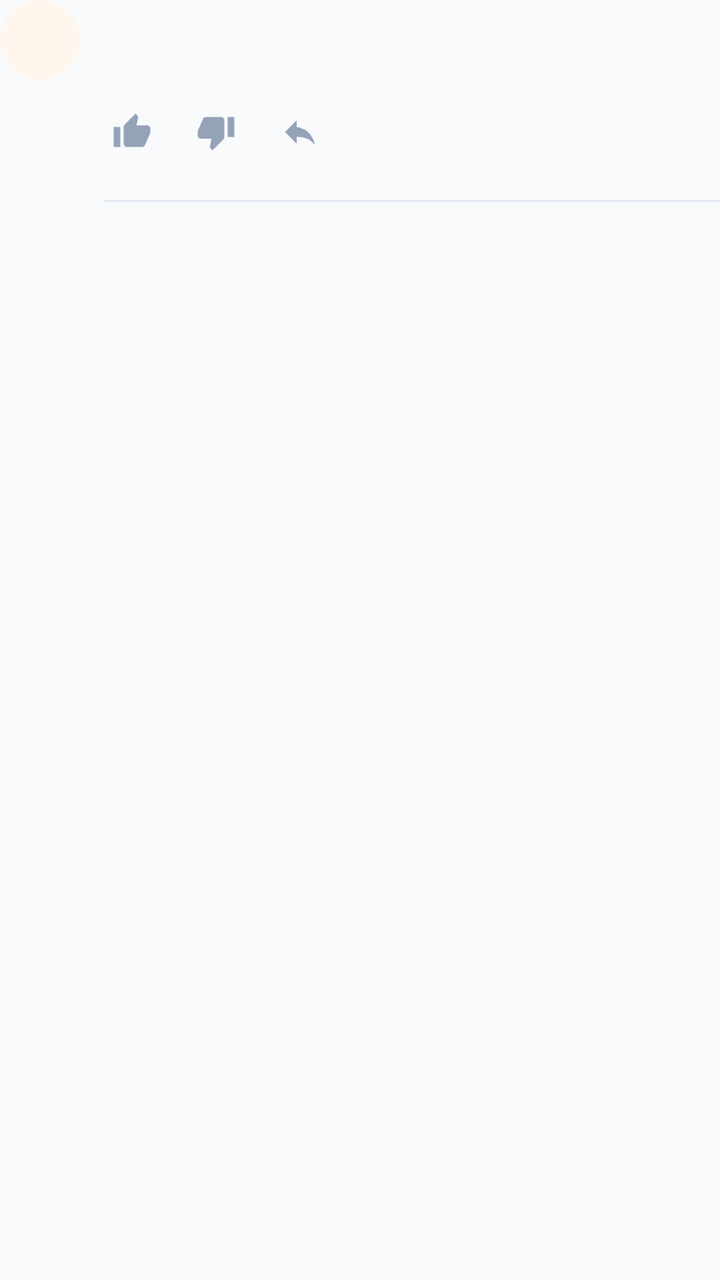
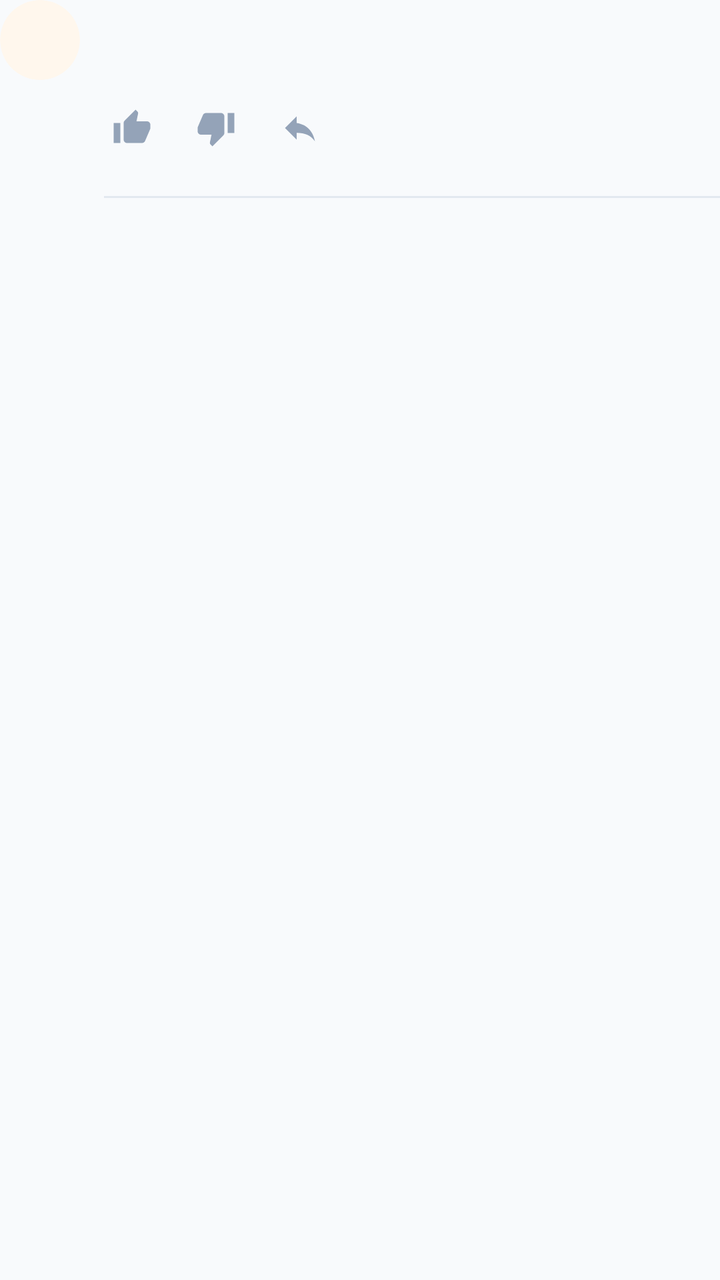

Compare the two renders of this Android layout. The source of the first and the diff that turns it into the second are given below.
<!-- AndroidManifest.xml: application theme Theme.TungTung -->
<!-- res/layout/item_comment.xml -->
<?xml version="1.0" encoding="utf-8"?>
<LinearLayout xmlns:android="http://schemas.android.com/apk/res/android"
    xmlns:app="http://schemas.android.com/apk/res-auto"
    android:layout_width="match_parent"
    android:layout_height="wrap_content"
    android:layout_marginBottom="14dp"
    android:orientation="horizontal">

    <com.google.android.material.card.MaterialCardView
        android:layout_width="@dimen/avatar_medium"
        android:layout_height="@dimen/avatar_medium"
        app:cardCornerRadius="20dp"
        app:cardElevation="0dp"
        app:strokeWidth="0dp"
        app:cardBackgroundColor="?attr/ttColorPrimaryTint">

        <TextView
            android:id="@+id/textAvatar"
            android:layout_width="match_parent"
            android:layout_height="match_parent"
            android:gravity="center"
            android:textColor="?attr/ttColorPrimary"
            android:textStyle="bold" />
    </com.google.android.material.card.MaterialCardView>

    <LinearLayout
        android:layout_width="0dp"
        android:layout_height="wrap_content"
        android:layout_marginStart="12dp"
        android:layout_weight="1"
        android:orientation="vertical">

        <LinearLayout
            android:layout_width="match_parent"
            android:layout_height="wrap_content"
            android:orientation="horizontal">

            <TextView
                android:id="@+id/textAuthor"
                android:layout_width="wrap_content"
                android:layout_height="wrap_content"
                android:textColor="?attr/ttColorTextPrimary"
                android:textStyle="bold" />

            <TextView
                android:id="@+id/textTime"
                android:layout_width="wrap_content"
                android:layout_height="wrap_content"
                android:layout_marginStart="8dp"
                android:textAppearance="@style/TextAppearance.TungTung.LabelSmall"
                android:textColor="?attr/ttColorTextMuted" />
        </LinearLayout>

        <TextView
            android:id="@+id/textContent"
            android:layout_width="match_parent"
            android:layout_height="wrap_content"
            android:layout_marginTop="6dp"
            android:textColor="?attr/ttColorTextSecondary" />

        <LinearLayout
            android:layout_width="match_parent"
            android:layout_height="wrap_content"
            android:layout_marginTop="8dp"
            android:gravity="center_vertical"
            android:orientation="horizontal">

            <ImageButton
                android:id="@+id/buttonLike"
                android:layout_width="28dp"
                android:layout_height="28dp"
                android:background="?attr/selectableItemBackgroundBorderless"
                android:src="@drawable/ic_thumb_up"
                android:tint="?attr/ttColorTextMuted"
                android:scaleType="centerInside"
                android:padding="4dp" />

            <TextView
                android:id="@+id/textLikeCount"
                android:layout_width="wrap_content"
                android:layout_height="wrap_content"
                android:layout_marginStart="2dp"
                android:textAppearance="@style/TextAppearance.TungTung.LabelSmall"
                android:textColor="?attr/ttColorTextMuted" />

            <ImageButton
                android:id="@+id/buttonDislike"
                android:layout_width="28dp"
                android:layout_height="28dp"
                android:layout_marginStart="12dp"
                android:background="?attr/selectableItemBackgroundBorderless"
                android:src="@drawable/ic_thumb_down"
                android:tint="?attr/ttColorTextMuted"
                android:scaleType="centerInside"
                android:padding="4dp" />

            <TextView
                android:id="@+id/textDislikeCount"
                android:layout_width="wrap_content"
                android:layout_height="wrap_content"
                android:layout_marginStart="2dp"
                android:textAppearance="@style/TextAppearance.TungTung.LabelSmall"
                android:textColor="?attr/ttColorTextMuted" />

            <ImageButton
                android:id="@+id/buttonReply"
                android:layout_width="28dp"
                android:layout_height="28dp"
                android:layout_marginStart="12dp"
                android:background="?attr/selectableItemBackgroundBorderless"
                android:src="@drawable/ic_reply"
                android:tint="?attr/ttColorTextMuted"
                android:scaleType="centerInside"
                android:padding="4dp" />

            <TextView
                android:id="@+id/textActions"
                android:layout_width="wrap_content"
                android:layout_height="wrap_content"
                android:layout_marginStart="4dp"
                android:textAppearance="@style/TextAppearance.TungTung.LabelSmall"
                android:textColor="?attr/ttColorPrimary"
                android:textStyle="bold" />
        </LinearLayout>

        <LinearLayout
            android:id="@+id/repliesContainer"
            android:layout_width="match_parent"
            android:layout_height="wrap_content"
            android:layout_marginTop="8dp"
            android:layout_marginStart="12dp"
            android:paddingStart="12dp"
            android:orientation="vertical" />

        <View
            android:layout_width="match_parent"
            android:layout_height="1dp"
            android:layout_marginTop="12dp"
            android:background="?attr/ttColorBorder" />
    </LinearLayout>

</LinearLayout>
<!-- resources referenced by this layout -->
<resources>
  <dimen name="avatar_medium">40dp</dimen>
  <!-- drawable ic_reply (drawable) -->
  <?xml version="1.0" encoding="utf-8"?>
  <vector xmlns:android="http://schemas.android.com/apk/res/android"
      android:width="24dp"
      android:height="24dp"
      android:viewportWidth="24"
      android:viewportHeight="24">
      <path
          android:fillColor="@android:color/white"
          android:pathData="M10,9V5l-7,7 7,7v-4.1c5,0 8.5,1.6 11,5.1 -1,-5 -4,-10 -11,-11z" />
  </vector>
  <!-- drawable ic_thumb_down (drawable) -->
  <?xml version="1.0" encoding="utf-8"?>
  <vector xmlns:android="http://schemas.android.com/apk/res/android"
      android:width="24dp"
      android:height="24dp"
      android:viewportWidth="24"
      android:viewportHeight="24">
      <path
          android:fillColor="@android:color/white"
          android:pathData="M15,3H6c-0.83,0 -1.54,0.5 -1.84,1.22l-3.02,7.05c-0.09,0.23 -0.14,0.47 -0.14,0.73v2c0,1.1 0.9,2 2,2h6.31l-0.95,4.57 -0.03,0.32c0,0.41 0.17,0.79 0.44,1.06L9.83,23l6.59,-6.59C16.78,16.05 17,15.55 17,15V5c0,-1.1 -0.9,-2 -2,-2zM19,3v12h4V3h-4z" />
  </vector>
  <!-- drawable ic_thumb_up (drawable) -->
  <?xml version="1.0" encoding="utf-8"?>
  <vector xmlns:android="http://schemas.android.com/apk/res/android"
      android:width="24dp"
      android:height="24dp"
      android:viewportWidth="24"
      android:viewportHeight="24">
      <path
          android:fillColor="@android:color/white"
          android:pathData="M1,21h4V9H1v12zM23,10c0,-1.1 -0.9,-2 -2,-2h-6.31l0.95,-4.57 0.03,-0.32c0,-0.41 -0.17,-0.79 -0.44,-1.06L14.17,1 7.59,7.59C7.22,7.95 7,8.45 7,9v10c0,1.1 0.9,2 2,2h9c0.83,0 1.54,-0.5 1.84,-1.22l3.02,-7.05c0.09,-0.23 0.14,-0.47 0.14,-0.73v-2z" />
  </vector>
  <style name="TextAppearance.TungTung.LabelSmall" parent="TextAppearance.Material3.LabelSmall">
          <item name="android:textSize">12sp</item>
          <item name="android:textColor">?attr/ttColorTextSecondary</item>
      </style>
  <style name="Theme.TungTung" parent="Base.Theme.TungTung" />
  <color name="tt_primary">#F97316</color>
  <color name="white">#FFFFFFFF</color>
  <color name="tt_success">#10B981</color>
  <color name="tt_surface">#FFFFFF</color>
  <color name="tt_text_primary">#0F172A</color>
  <color name="tt_surface_alt">#E2E8F0</color>
  <color name="tt_border">#E2E8F0</color>
  <color name="tt_background">#F8FAFC</color>
  <color name="tt_primary_tint">#FFF7ED</color>
  <color name="tt_text_secondary">#64748B</color>
  <color name="tt_text_muted">#94A3B8</color>
  <style name="ShapeAppearance.TungTung.Button" parent="ShapeAppearance.Material3.Corner.Small">
          <item name="cornerSize">@dimen/button_radius</item>
      </style>
  <style name="ShapeAppearance.TungTung.Card" parent="ShapeAppearance.Material3.Corner.Medium">
          <item name="cornerSize">@dimen/card_radius</item>
      </style>
  <style name="ShapeAppearance.TungTung.Modal" parent="ShapeAppearance.Material3.Corner.Large">
          <item name="cornerSize">@dimen/modal_radius</item>
      </style>
  <dimen name="button_radius">8dp</dimen>
  <dimen name="card_radius">10dp</dimen>
  <dimen name="modal_radius">16dp</dimen>
  <!-- unchanged entries left out for length: 1 -->
</resources>

<!-- the commit's change to res/layout/item_comment.xml (unified diff, before → after) -->
@@ -14,13 +14,25 @@
         app:strokeWidth="0dp"
         app:cardBackgroundColor="?attr/ttColorPrimaryTint">
 
-        <TextView
-            android:id="@+id/textAvatar"
+        <FrameLayout
             android:layout_width="match_parent"
-            android:layout_height="match_parent"
-            android:gravity="center"
-            android:textColor="?attr/ttColorPrimary"
-            android:textStyle="bold" />
+            android:layout_height="match_parent">
+
+            <ImageView
+                android:id="@+id/imageAvatar"
+                android:layout_width="match_parent"
+                android:layout_height="match_parent"
+                android:scaleType="centerCrop"
+                android:visibility="gone" />
+
+            <TextView
+                android:id="@+id/textAvatar"
+                android:layout_width="match_parent"
+                android:layout_height="match_parent"
+                android:gravity="center"
+                android:textColor="?attr/ttColorPrimary"
+                android:textStyle="bold" />
+        </FrameLayout>
     </com.google.android.material.card.MaterialCardView>
 
     <LinearLayout
@@ -52,10 +64,20 @@
         </LinearLayout>
 
         <TextView
+            android:id="@+id/textReplyTarget"
+            android:layout_width="match_parent"
+            android:layout_height="wrap_content"
+            android:layout_marginTop="6dp"
+            android:textAppearance="@style/TextAppearance.TungTung.LabelSmall"
+            android:textColor="?attr/ttColorPrimary"
+            android:textStyle="bold"
+            android:visibility="gone" />
+
+        <TextView
             android:id="@+id/textContent"
             android:layout_width="match_parent"
             android:layout_height="wrap_content"
-            android:layout_marginTop="6dp"
+            android:layout_marginTop="4dp"
             android:textColor="?attr/ttColorTextSecondary" />
 
         <LinearLayout
@@ -71,7 +93,7 @@
                 android:layout_height="28dp"
                 android:background="?attr/selectableItemBackgroundBorderless"
                 android:src="@drawable/ic_thumb_up"
-                android:tint="?attr/ttColorTextMuted"
+                app:tint="?attr/ttColorTextMuted"
                 android:scaleType="centerInside"
                 android:padding="4dp" />
 
@@ -90,7 +112,7 @@
                 android:layout_marginStart="12dp"
                 android:background="?attr/selectableItemBackgroundBorderless"
                 android:src="@drawable/ic_thumb_down"
-                android:tint="?attr/ttColorTextMuted"
+                app:tint="?attr/ttColorTextMuted"
                 android:scaleType="centerInside"
                 android:padding="4dp" />
 
@@ -109,7 +131,7 @@
                 android:layout_marginStart="12dp"
                 android:background="?attr/selectableItemBackgroundBorderless"
                 android:src="@drawable/ic_reply"
-                android:tint="?attr/ttColorTextMuted"
+                app:tint="?attr/ttColorTextMuted"
                 android:scaleType="centerInside"
                 android:padding="4dp" />
 
@@ -128,8 +150,7 @@
             android:layout_width="match_parent"
             android:layout_height="wrap_content"
             android:layout_marginTop="8dp"
-            android:layout_marginStart="12dp"
-            android:paddingStart="12dp"
+            android:paddingStart="16dp"
             android:orientation="vertical" />
 
         <View
